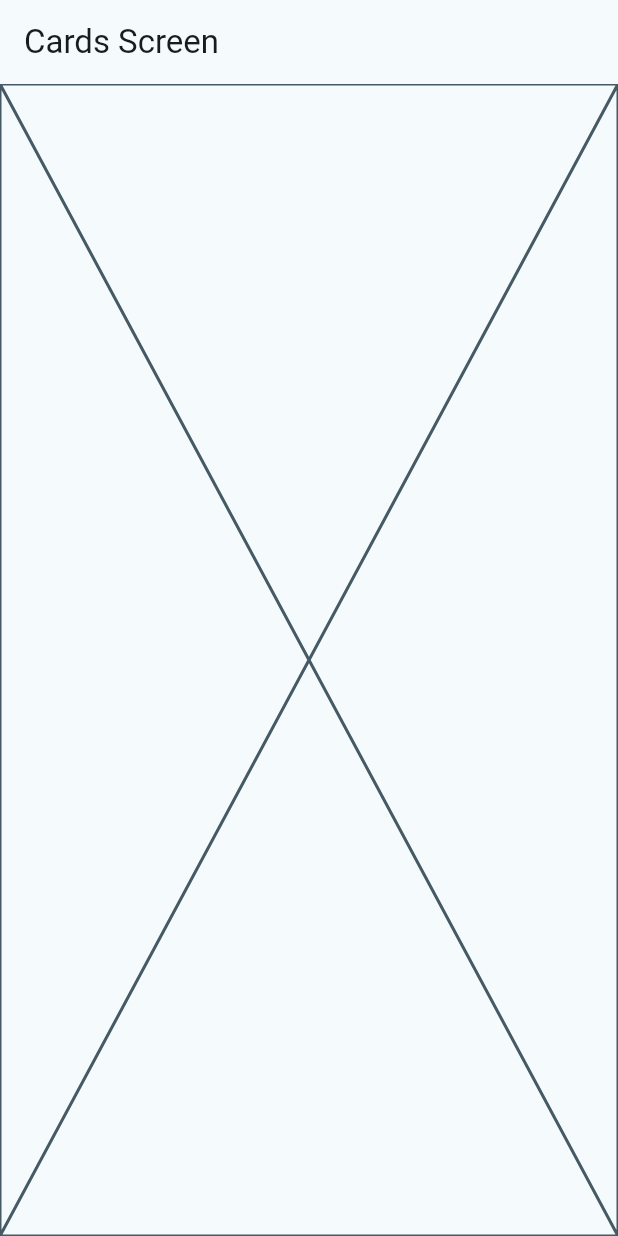
After one commit to Anndderssonn/WidgetsFlutterLibrary, a Flutter app: the CardsScreen screen opened by its route, on a phone screen of 412 x 824 dp. The commit adds this screen. Run offline on Flutter 3.47's test engine with Material 3 defaults, Android fonts, the phone set to English and light mode, and no system bars; our stand-ins replace go_router.

Commit message:
feat: Add go router

```diff
--- a/lib/config/menu/menu_items.dart
+++ b/lib/config/menu/menu_items.dart
@@ -25,7 +25,7 @@ const appMenuItems = <MenuItems>[
   MenuItems(
     title: 'Cards',
     subTitle: 'Stylish container',
-    link: '/card',
+    link: '/cards',
     icon: Icons.credit_card,
   ),
 ];
--- /dev/null
+++ b/lib/config/router/app_router.dart
@@ -0,0 +1,24 @@
+import 'package:go_router/go_router.dart';
+import 'package:widgets_store/presentation/screens/screens.dart';
+
+// GoRouter configuration
+final appRouter = GoRouter(
+  initialLocation: '/',
+  routes: [
+    GoRoute(
+      path: '/',
+      name: HomeScreen.name,
+      builder: (context, state) => const HomeScreen(),
+    ),
+    GoRoute(
+      path: '/buttons',
+      name: ButtonsScreen.name,
+      builder: (context, state) => const ButtonsScreen(),
+    ),
+    GoRoute(
+      path: '/cards',
+      name: CardsScreen.name,
+      builder: (context, state) => const CardsScreen(),
+    ),
+  ],
+);
--- a/lib/main.dart
+++ b/lib/main.dart
@@ -1,6 +1,6 @@
 import 'package:flutter/material.dart';
+import 'package:widgets_store/config/router/app_router.dart';
 import 'package:widgets_store/config/theme/app_theme.dart';
-import 'package:widgets_store/presentation/screens/home/home_screen.dart';
 
 void main() => runApp(const MyApp());
 
@@ -9,11 +9,11 @@ class MyApp extends StatelessWidget {
 
   @override
   Widget build(BuildContext context) {
-    return MaterialApp(
+    return MaterialApp.router(
+      routerConfig: appRouter,
       title: 'Widgets Flutter Store',
       debugShowCheckedModeBanner: false,
       theme: AppTheme(selectedColor: 5).getTheme(),
-      home: const HomeScreen(),
     );
   }
 }
--- /dev/null
+++ b/lib/presentation/screens/buttons/buttons_screen.dart
@@ -0,0 +1,15 @@
+import 'package:flutter/material.dart';
+
+class ButtonsScreen extends StatelessWidget {
+  static const String name = 'buttons_screen';
+
+  const ButtonsScreen({super.key});
+
+  @override
+  Widget build(BuildContext context) {
+    return Scaffold(
+      appBar: AppBar(title: const Text('Buttons Screen')),
+      body: const Placeholder(),
+    );
+  }
+}
--- /dev/null
+++ b/lib/presentation/screens/cards/cards_screen.dart
@@ -0,0 +1,14 @@
+import 'package:flutter/material.dart';
+
+class CardsScreen extends StatelessWidget {
+  static const String name = 'cards_screen';
+  const CardsScreen({super.key});
+
+  @override
+  Widget build(BuildContext context) {
+    return Scaffold(
+      appBar: AppBar(title: const Text('Cards Screen')),
+      body: const Placeholder(),
+    );
+  }
+}
--- a/lib/presentation/screens/home/home_screen.dart
+++ b/lib/presentation/screens/home/home_screen.dart
@@ -1,7 +1,10 @@
 import 'package:flutter/material.dart';
+import 'package:go_router/go_router.dart';
 import 'package:widgets_store/config/menu/menu_items.dart';
 
 class HomeScreen extends StatelessWidget {
+  static const String name = 'home_screen';
+
   const HomeScreen({super.key});
 
   @override
@@ -39,7 +42,9 @@ class _CustomListTile extends StatelessWidget {
       trailing: Icon(Icons.arrow_forward_ios_rounded, color: colors.primary),
       title: Text(menuItem.title),
       subtitle: Text(menuItem.subTitle),
-      onTap: () {},
+      onTap: () {
+        context.push(menuItem.link);
+      },
     );
   }
 }
--- /dev/null
+++ b/lib/presentation/screens/screens.dart
@@ -0,0 +1,3 @@
+export 'package:widgets_store/presentation/screens/buttons/buttons_screen.dart';
+export 'package:widgets_store/presentation/screens/cards/cards_screen.dart';
+export 'package:widgets_store/presentation/screens/home/home_screen.dart';
--- a/pubspec.yaml
+++ b/pubspec.yaml
@@ -34,6 +34,7 @@ dependencies:
   # The following adds the Cupertino Icons font to your application.
   # Use with the CupertinoIcons class for iOS style icons.
   cupertino_icons: ^1.0.8
+  go_router: ^15.1.1
 
 dev_dependencies:
   flutter_test:
```
Also changed, not shown: pubspec.lock.
